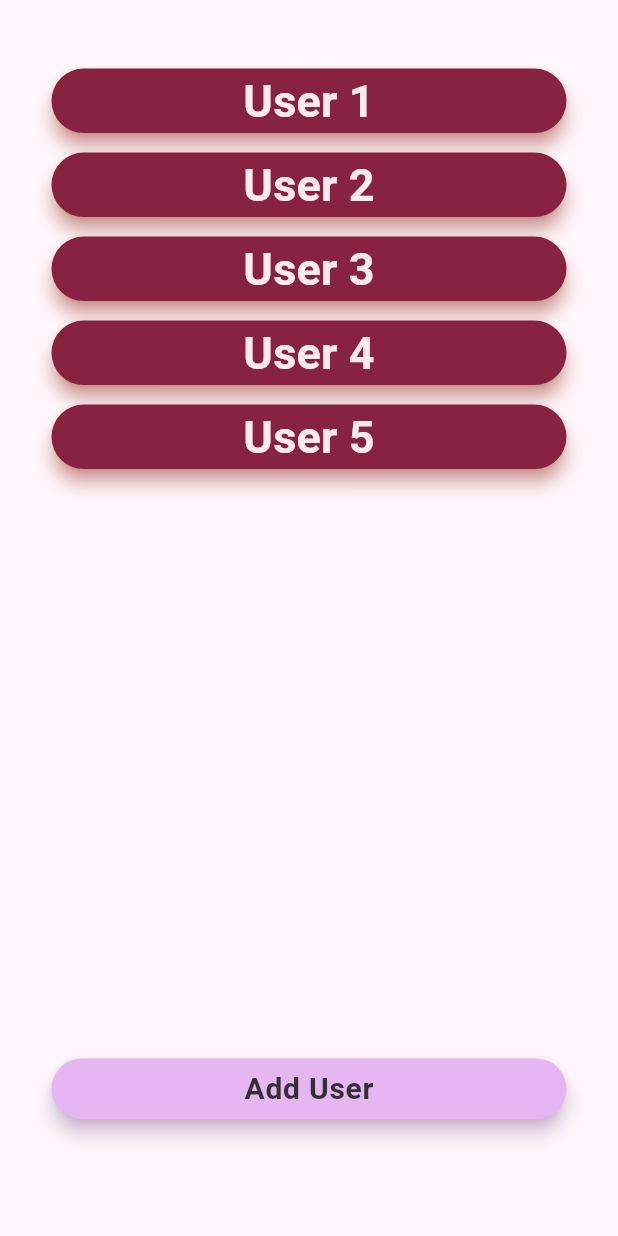
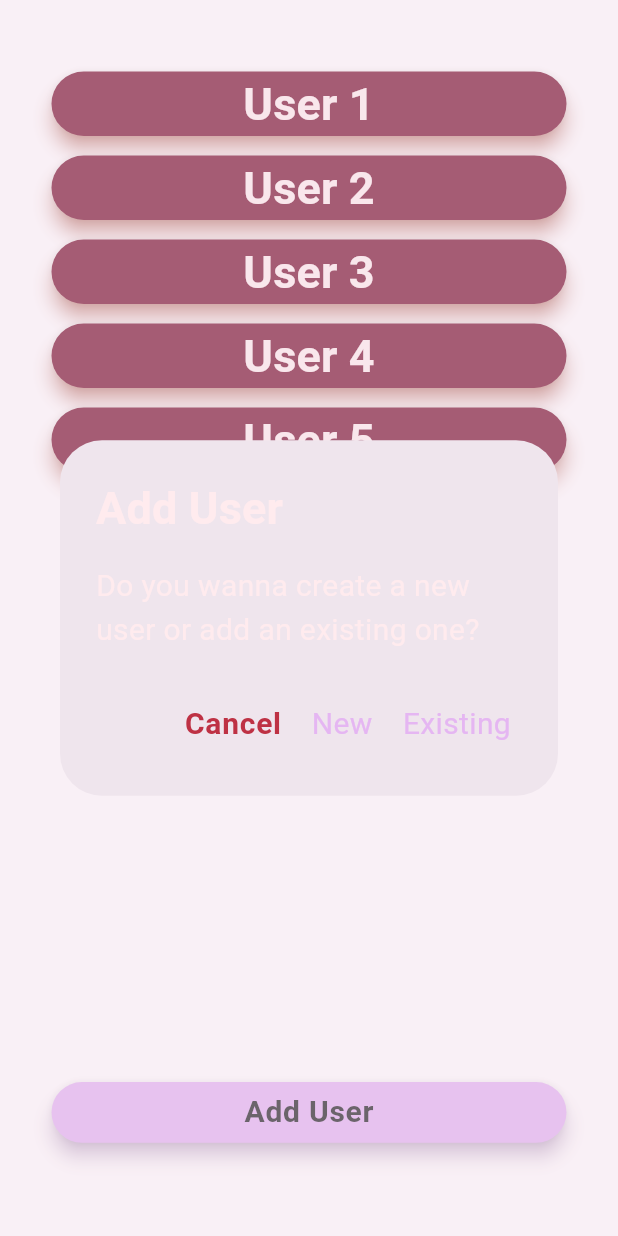
Before and after one commit to Duzzuti/passwd_manager_client, a Flutter app: the screen it shows after launch, after a tap on "Add User", on a phone screen of 412 x 824 dp. Run offline on Flutter 3.47's test engine with Material 2 defaults, Android fonts, the phone set to English and light mode, and no system bars.

Commit message:
Add login sector routing

```diff
--- a/lib/login/pages/login_page.dart
+++ b/lib/login/pages/login_page.dart
@@ -1,4 +1,5 @@
 import 'package:flutter/material.dart';
+import 'package:passwd_manager_client/login/widgets/add_user_dialog.dart';
 import 'package:passwd_manager_client/login/widgets/user_chip.dart';
 
 class LoginPage extends StatelessWidget {
@@ -26,7 +27,7 @@ class LoginPage extends StatelessWidget {
           ),
           const Spacer(),
           Expanded(
-            flex: 3,
+            flex: 2,
             child: Row(
               children: [
                 const Spacer(),
@@ -41,9 +42,12 @@ class LoginPage extends StatelessWidget {
                       animationDuration: const Duration(milliseconds: 1000),
                       visualDensity: const VisualDensity(vertical: 0.1),
                     ),
-                    onPressed: () {
-
-                    },
+                    onPressed: () => showDialog<String>(
+                      context: context,
+                      barrierDismissible: false,
+                      barrierColor: Theme.of(context).colorScheme.surfaceVariant.withOpacity(0.3),
+                      builder: (BuildContext context) => const AddUserDialog(),
+                    ),
                     child: Text(
                       "Add User",
                       style: Theme.of(context).textTheme.labelMedium!.copyWith(
--- /dev/null
+++ b/lib/login/pages/login_password_page.dart
@@ -0,0 +1,16 @@
+import 'package:flutter/material.dart';
+
+class LoginPasswordPage extends StatelessWidget{
+
+  const LoginPasswordPage({
+    super.key,
+  });
+
+  @override
+  Widget build(BuildContext context) {
+    String user = ModalRoute.of(context)!.settings.arguments as String;
+    return Scaffold(
+      body: TextButton(child: Text('LoginPasswordPage from User: $user'), onPressed: (){Navigator.pop(context);},),
+    );
+  }
+}
--- /dev/null
+++ b/lib/login/widgets/add_user_dialog.dart
@@ -0,0 +1,53 @@
+import 'package:flutter/material.dart';
+
+class AddUserDialog extends StatelessWidget {
+  const AddUserDialog({
+    super.key,
+  });
+
+  @override
+  Widget build(BuildContext context) {
+    return AlertDialog(
+      actionsOverflowButtonSpacing: 10,
+      buttonPadding: const EdgeInsets.all(1),
+      title: Text('Add User',
+        style: Theme.of(context).textTheme.labelLarge,
+      ),
+      content: Text('Do you wanna create a new user or add an existing one?',
+        style: Theme.of(context).textTheme.bodyMedium,
+      ),
+      actions: <Widget>[
+        TextButton(
+          onPressed: () => Navigator.pop(context, 'Cancel'),
+          child: Text('Cancel',
+            style: Theme.of(context).textTheme.labelMedium!.copyWith(
+              color: Theme.of(context).colorScheme.secondary,
+            ),
+          ),
+        ),
+        TextButton(
+          onPressed: () {
+            Navigator.pop(context, 'New');
+            Navigator.pushNamed(context, "/add_new");
+          },
+          child: Text('New',
+            style: Theme.of(context).textTheme.bodyMedium!.copyWith(
+              color: Theme.of(context).colorScheme.inversePrimary,
+            ),
+          ),
+        ),
+        TextButton(
+          onPressed: () {
+            Navigator.pop(context, 'Existing');
+            Navigator.pushNamed(context, "/add_existing");
+          },
+          child: Text('Existing',
+            style: Theme.of(context).textTheme.bodyMedium!.copyWith(
+              color: Theme.of(context).colorScheme.inversePrimary,
+            ),
+          ),
+        ),
+      ],
+    );
+  }
+}
--- a/lib/login/widgets/user_chip.dart
+++ b/lib/login/widgets/user_chip.dart
@@ -33,7 +33,7 @@ class UserChip extends StatelessWidget {
 
               ),
               onPressed: () {
-
+                Navigator.pushNamed(context, "/login_password", arguments: userList[index]);
               },
               child: Text(
                 userList[index],
--- a/lib/main.dart
+++ b/lib/main.dart
@@ -1,5 +1,8 @@
 import 'package:flutter/material.dart';
+import 'package:passwd_manager_client/login/pages/add_existing_user_page.dart';
+import 'package:passwd_manager_client/login/pages/add_new_user_page.dart';
 import 'package:passwd_manager_client/login/pages/login_page.dart';
+import 'package:passwd_manager_client/login/pages/login_password_page.dart';
 
 void main() {
   runApp(const MyApp());
@@ -37,9 +40,19 @@ class MyApp extends StatelessWidget {
             fontWeight: FontWeight.bold,
             fontSize: 20,
           ),
+          bodyMedium: TextStyle(
+            color: Colors.red[50],
+            fontSize: 20,
+          ),
         )
       ),
-      home: LoginPage(userList: userList),
+      routes: <String, WidgetBuilder>{
+        '/login': (BuildContext context) => LoginPage(userList: userList),
+        '/add_existing' :(BuildContext context) => const AddExistingUserPage(),
+        '/add_new' :(BuildContext context) => const AddNewUserPage(),
+        '/login_password' :(BuildContext context) => const LoginPasswordPage(),
+      },
+      initialRoute: '/login',
     );
   }
 }
```
Also changed, not shown: lib/login/pages/add_existing_user_page.dart (added, +14 -0 lines), lib/login/pages/add_new_user_page.dart (added, +14 -0 lines).
